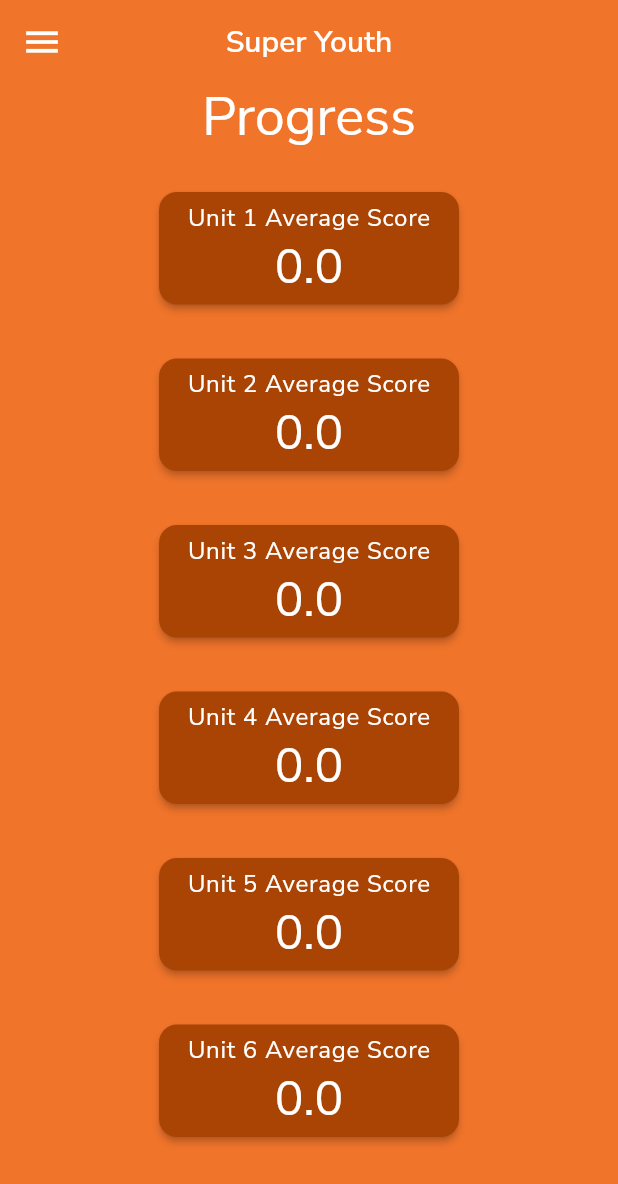
After one commit to lxkedinh/super-youth, a Flutter app: the HomeScreen screen opened by its route, in the side drawer, after a tap on "Progress", on a phone screen of 412 x 824 dp. The commit adds this screen. Shown: the top 1184 px of the screen. Run offline on Flutter 3.47's test engine with Material 3 defaults, Android fonts, the phone set to English and light mode, and no system bars; our stand-ins replace cloud_firestore, firebase_auth, firebase_core, flutter_dotenv, go_router, google_fonts; missing offline and left inert: chat_gpt_sdk; accounts and stored records are empty.

Commit message:
feat: progress screen

```diff
--- a/lib/config/router.dart
+++ b/lib/config/router.dart
@@ -2,6 +2,7 @@ import 'package:go_router/go_router.dart';
 import 'package:sunny_chen_project/screens/feedback_screen.dart';
 import 'package:sunny_chen_project/screens/home_screen.dart';
 import 'package:sunny_chen_project/screens/login_screen.dart';
+import 'package:sunny_chen_project/screens/progress_screen.dart';
 import 'package:sunny_chen_project/screens/sign_up_screen.dart';
 import 'package:sunny_chen_project/screens/splash_screen.dart';
 import 'package:sunny_chen_project/screens/try_screen.dart';
@@ -15,6 +16,7 @@ final appRouter = GoRouter(
     GoRoute(path: '/', builder: (context, state) => SplashScreen()),
     GoRoute(path: '/home', builder: (context, state) => HomeScreen()),
     GoRoute(path: '/profile', builder: (context, state) => ProfileScreen()),
+    GoRoute(path: '/progress', builder: (context, state) => ProgressScreen()),
     GoRoute(path: '/login', builder: (context, state) => LoginScreen()),
     GoRoute(path: '/signup', builder: (context, state) => SignUpScreen()),
     GoRoute(
--- a/lib/providers/auth_provider.dart
+++ b/lib/providers/auth_provider.dart
@@ -1,6 +1,8 @@
 import 'package:cloud_firestore/cloud_firestore.dart';
 import 'package:firebase_auth/firebase_auth.dart';
 import 'package:flutter/material.dart';
+
+import '../data/unit.dart';
 
 class AuthenticationProvider extends ChangeNotifier {
   final FirebaseAuth _auth = FirebaseAuth.instance;
@@ -124,6 +126,7 @@ class AuthenticationProvider extends ChangeNotifier {
 
   Future<void> updateProgress({
     required String scenario,
+    required int unitNumber,
     required String response,
     required Map<String, dynamic> feedback,
   }) async {
@@ -132,13 +135,52 @@ class AuthenticationProvider extends ChangeNotifier {
     try {
       await _db.collection('users').doc(_user!.uid).collection('progress').add({
         'scenario': scenario,
+        'unitNumber': unitNumber,
         'response': response,
         'feedback': feedback,
-        'score': feedback['score'],
         'timestamp': FieldValue.serverTimestamp(),
       });
     } on Exception catch (e) {
       print("Error updating user progress: $e");
     }
   }
+
+  Future<List<double>> getAverageScores() async {
+    if (_user == null) {
+      throw Exception("User not authenticated. Please log in");
+    }
+
+    try {
+      List<double> unitAvgScores = List.generate(units.length, (i) => 0);
+      List<double> completedUnitScenarios = List.generate(
+        units.length,
+        (i) => 0,
+      );
+
+      final progressCollection =
+          await _db
+              .collection('users')
+              .doc(_user!.uid)
+              .collection('progress')
+              .get();
+      for (final doc in progressCollection.docs) {
+        Map<String, dynamic> docData = doc.data();
+        int unitNumber = docData['unitNumber'];
+        int score = docData['feedback']['score'];
+        completedUnitScenarios[unitNumber - 1]++;
+        unitAvgScores[unitNumber - 1] += score;
+      }
+
+      for (int i = 0; i < unitAvgScores.length; i++) {
+        if (completedUnitScenarios[i] != 0) {
+          unitAvgScores[i] /= completedUnitScenarios[i];
+        }
+      }
+
+      return unitAvgScores;
+    } catch (e) {
+      print("Could not get user progress: $e");
+      throw Exception("Could not get user progress. Try again.");
+    }
+  }
 }
--- a/lib/screens/feedback_screen.dart
+++ b/lib/screens/feedback_screen.dart
@@ -45,6 +45,7 @@ class _FeedbackScreenState extends State<FeedbackScreen> {
         )
         .then((feedback) {
           authProvider.updateProgress(
+            unitNumber: widget.unitNumber,
             scenario: widget.scenario,
             response: widget.userResponse,
             feedback: feedback,
--- /dev/null
+++ b/lib/screens/progress_screen.dart
@@ -0,0 +1,76 @@
+import 'package:flutter/material.dart';
+import 'package:provider/provider.dart';
+import 'package:sunny_chen_project/providers/auth_provider.dart';
+import 'package:sunny_chen_project/widgets/nav_drawer.dart';
+
+class ProgressScreen extends StatefulWidget {
+  const ProgressScreen({super.key});
+
+  @override
+  State<StatefulWidget> createState() => _ProgressScreenState();
+}
+
+class _ProgressScreenState extends State<ProgressScreen> {
+  late Future<List<double>> unitAvgScores;
+
+  @override
+  void initState() {
+    super.initState();
+    unitAvgScores =
+        Provider.of<AuthenticationProvider>(
+          context,
+          listen: false,
+        ).getAverageScores();
+  }
+
+  @override
+  Widget build(BuildContext context) {
+    return Scaffold(
+      drawer: NavDrawer(),
+      appBar: AppBar(title: Text("Super Youth")),
+      body: Center(
+        child: FutureBuilder(
+          future: unitAvgScores,
+          builder: (
+            BuildContext context,
+            AsyncSnapshot<List<double>> snapshot,
+          ) {
+            if (snapshot.connectionState == ConnectionState.done) {
+              return Column(
+                spacing: 20,
+                children: [
+                  Text("Progress", style: TextTheme.of(context).displaySmall),
+                  for (int i = 0; i < snapshot.data!.length; i++)
+                    Card(
+                      color: Theme.of(context).primaryColor,
+                      child: SizedBox(
+                        height: 75,
+                        width: 200,
+                        child: Center(
+                          child: Column(
+                            mainAxisAlignment: MainAxisAlignment.center,
+                            children: [
+                              Text(
+                                "Unit ${i + 1} Average Score",
+                                style: TextTheme.of(context).bodyLarge,
+                              ),
+                              Text(
+                                "${snapshot.data![i]}",
+                                style: TextTheme.of(context).headlineLarge,
+                              ),
+                            ],
+                          ),
+                        ),
+                      ),
+                    ),
+                ],
+              );
+            }
+
+            return CircularProgressIndicator();
+          },
+        ),
+      ),
+    );
+  }
+}
--- a/lib/widgets/nav_drawer.dart
+++ b/lib/widgets/nav_drawer.dart
@@ -25,6 +25,15 @@ class NavDrawer extends StatelessWidget {
             },
             child: Text("Profile", style: TextTheme.of(context).headlineMedium),
           ),
+          TextButton(
+            onPressed: () {
+              context.go('/progress');
+            },
+            child: Text(
+              "Progress",
+              style: TextTheme.of(context).headlineMedium,
+            ),
+          ),
         ],
       ),
     );
```
